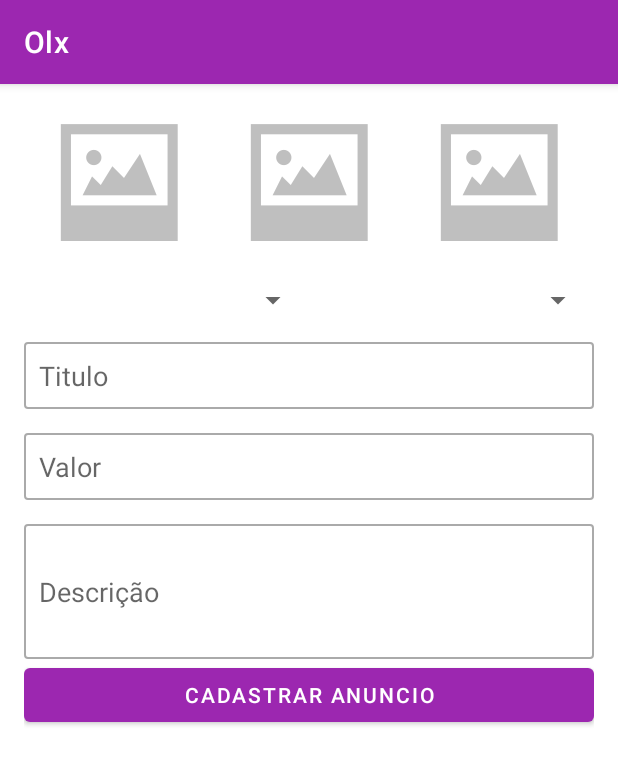
After one commit to silvestre1313/OlxCl, an Android app: the CadastrarAnuncioActivity screen opened directly, with no data from a screen before it, on a phone screen of 412 x 824 dp. The commit adds this screen. Shown: the top 765 px of the screen. Run offline under Robolectric (Android 15) with nearby library versions, the phone set to English and light mode, and no system bars.

Commit message:
Criando interface de cadastro de anuncio

```diff
--- a/app/build.gradle
+++ b/app/build.gradle
@@ -25,6 +25,9 @@ android {
         sourceCompatibility JavaVersion.VERSION_1_8
         targetCompatibility JavaVersion.VERSION_1_8
     }
+    buildFeatures {
+        viewBinding true
+    }
 }
 
 dependencies {
@@ -32,6 +35,8 @@ dependencies {
     implementation 'androidx.appcompat:appcompat:1.3.1'
     implementation 'com.google.android.material:material:1.4.0'
     implementation 'androidx.constraintlayout:constraintlayout:2.1.1'
+    implementation 'androidx.navigation:navigation-fragment:2.3.5'
+    implementation 'androidx.navigation:navigation-ui:2.3.5'
     testImplementation 'junit:junit:4.+'
     androidTestImplementation 'androidx.test.ext:junit:1.1.3'
     androidTestImplementation 'androidx.test.espresso:espresso-core:3.4.0'
--- a/app/src/main/java/com/example/olx/activity/AnunciosActivity.java
+++ b/app/src/main/java/com/example/olx/activity/AnunciosActivity.java
@@ -57,6 +57,9 @@ public class AnunciosActivity extends AppCompatActivity {
                 autenticacao.signOut();
                 invalidateOptionsMenu();
                 break;
+            case R.id.menu_anuncios:
+                startActivity(new Intent(getApplicationContext(), MeusAnunciosActivity.class));
+                break;
         }
 
         return super.onOptionsItemSelected(item);
--- /dev/null
+++ b/app/src/main/java/com/example/olx/activity/CadastrarAnuncioActivity.java
@@ -0,0 +1,16 @@
+package com.example.olx.activity;
+
+import androidx.appcompat.app.AppCompatActivity;
+
+import android.os.Bundle;
+
+import com.example.olx.R;
+
+public class CadastrarAnuncioActivity extends AppCompatActivity {
+
+    @Override
+    protected void onCreate(Bundle savedInstanceState) {
+        super.onCreate(savedInstanceState);
+        setContentView(R.layout.activity_cadastrar_anuncio);
+    }
+}
--- /dev/null
+++ b/app/src/main/res/drawable/ic_adicionar_branco.xml
@@ -0,0 +1,5 @@
+<vector android:height="24dp" android:tint="#FFFFFF"
+    android:viewportHeight="24" android:viewportWidth="24"
+    android:width="24dp" xmlns:android="http://schemas.android.com/apk/res/android">
+    <path android:fillColor="@android:color/white" android:pathData="M19,13h-6v6h-2v-6H5v-2h6V5h2v6h6v2z"/>
+</vector>
--- /dev/null
+++ b/app/src/main/res/layout/activity_cadastrar_anuncio.xml
@@ -0,0 +1,96 @@
+<?xml version="1.0" encoding="utf-8"?>
+<androidx.appcompat.widget.LinearLayoutCompat xmlns:android="http://schemas.android.com/apk/res/android"
+    xmlns:app="http://schemas.android.com/apk/res-auto"
+    xmlns:tools="http://schemas.android.com/tools"
+    android:layout_width="match_parent"
+    android:layout_height="match_parent"
+    android:orientation="vertical"
+    android:padding="16dp"
+    tools:context=".activity.CadastrarAnuncioActivity">
+
+    <LinearLayout
+        android:layout_width="match_parent"
+        android:layout_height="100dp"
+        android:layout_marginBottom="16dp"
+        android:orientation="horizontal">
+
+        <ImageView
+            android:id="@+id/imageView2"
+            android:layout_width="0dp"
+            android:layout_height="wrap_content"
+            android:layout_weight="1"
+            app:srcCompat="@drawable/padrao" />
+
+        <ImageView
+            android:id="@+id/imageView3"
+            android:layout_width="0dp"
+            android:layout_height="wrap_content"
+            android:layout_weight="1"
+            app:srcCompat="@drawable/padrao" />
+
+        <ImageView
+            android:id="@+id/imageView4"
+            android:layout_width="0dp"
+            android:layout_height="wrap_content"
+            android:layout_weight="1"
+            app:srcCompat="@drawable/padrao" />
+    </LinearLayout>
+
+    <LinearLayout
+        android:layout_width="match_parent"
+        android:layout_height="wrap_content"
+        android:layout_marginBottom="16dp"
+        android:orientation="horizontal">
+
+        <Spinner
+            android:id="@+id/spinner"
+            android:layout_width="match_parent"
+            android:layout_height="wrap_content"
+            android:layout_weight="1" />
+
+        <Spinner
+            android:id="@+id/spinner2"
+            android:layout_width="match_parent"
+            android:layout_height="wrap_content"
+            android:layout_weight="1" />
+    </LinearLayout>
+
+    <EditText
+        android:id="@+id/editTextTextPersonName"
+        android:layout_width="match_parent"
+        android:layout_height="wrap_content"
+        android:layout_marginBottom="16dp"
+        android:background="@drawable/bg_edit_text"
+        android:ems="10"
+        android:hint="Titulo"
+        android:inputType="textPersonName"
+        android:padding="10dp" />
+
+    <EditText
+        android:id="@+id/editTextTextPersonName2"
+        android:layout_width="match_parent"
+        android:layout_height="wrap_content"
+        android:layout_marginBottom="16dp"
+        android:background="@drawable/bg_edit_text"
+        android:ems="10"
+        android:hint="Valor"
+        android:inputType="textPersonName"
+        android:padding="10dp" />
+
+    <EditText
+        android:id="@+id/editTextTextPersonName3"
+        android:layout_width="match_parent"
+        android:layout_height="90dp"
+        android:background="@drawable/bg_edit_text"
+        android:ems="10"
+        android:hint="Descrição"
+        android:inputType="textPersonName"
+        android:padding="10dp" />
+
+    <Button
+        android:id="@+id/button"
+        android:layout_width="match_parent"
+        android:layout_height="wrap_content"
+        android:text="Cadastrar anuncio"
+        android:textColor="@color/white" />
+</androidx.appcompat.widget.LinearLayoutCompat>
--- /dev/null
+++ b/app/src/main/res/values-land/dimens.xml
@@ -0,0 +1,3 @@
+<resources>
+    <dimen name="fab_margin">48dp</dimen>
+</resources>
--- /dev/null
+++ b/app/src/main/res/values-w1240dp/dimens.xml
@@ -0,0 +1,3 @@
+<resources>
+    <dimen name="fab_margin">200dp</dimen>
+</resources>
--- /dev/null
+++ b/app/src/main/res/values-w600dp/dimens.xml
@@ -0,0 +1,3 @@
+<resources>
+    <dimen name="fab_margin">48dp</dimen>
+</resources>
--- /dev/null
+++ b/app/src/main/res/values/dimens.xml
@@ -0,0 +1,3 @@
+<resources>
+    <dimen name="fab_margin">16dp</dimen>
+</resources>
--- a/app/src/main/res/values/themes.xml
+++ b/app/src/main/res/values/themes.xml
@@ -22,4 +22,13 @@
 
     </style>
 
+    <style name="Theme.Olx.NoActionBar">
+        <item name="windowActionBar">false</item>
+        <item name="windowNoTitle">true</item>
+    </style>
+
+    <style name="Theme.Olx.AppBarOverlay" parent="ThemeOverlay.AppCompat.Dark.ActionBar" />
+
+    <style name="Theme.Olx.PopupOverlay" parent="ThemeOverlay.AppCompat.Light" />
+
 </resources>
```
Also changed, not shown: app/src/main/AndroidManifest.xml (+8 -0 lines), app/src/main/java/com/example/olx/activity/MeusAnunciosActivity.java (added, +45 -0 lines), app/src/main/res/layout/activity_meus_anuncios.xml (added, +34 -0 lines), app/src/main/res/layout/content_meus_anuncios.xml (added, +17 -0 lines), app/src/main/res/values/strings.xml (+9 -0 lines), app/src/main/res/drawable/padrao.png (added).
